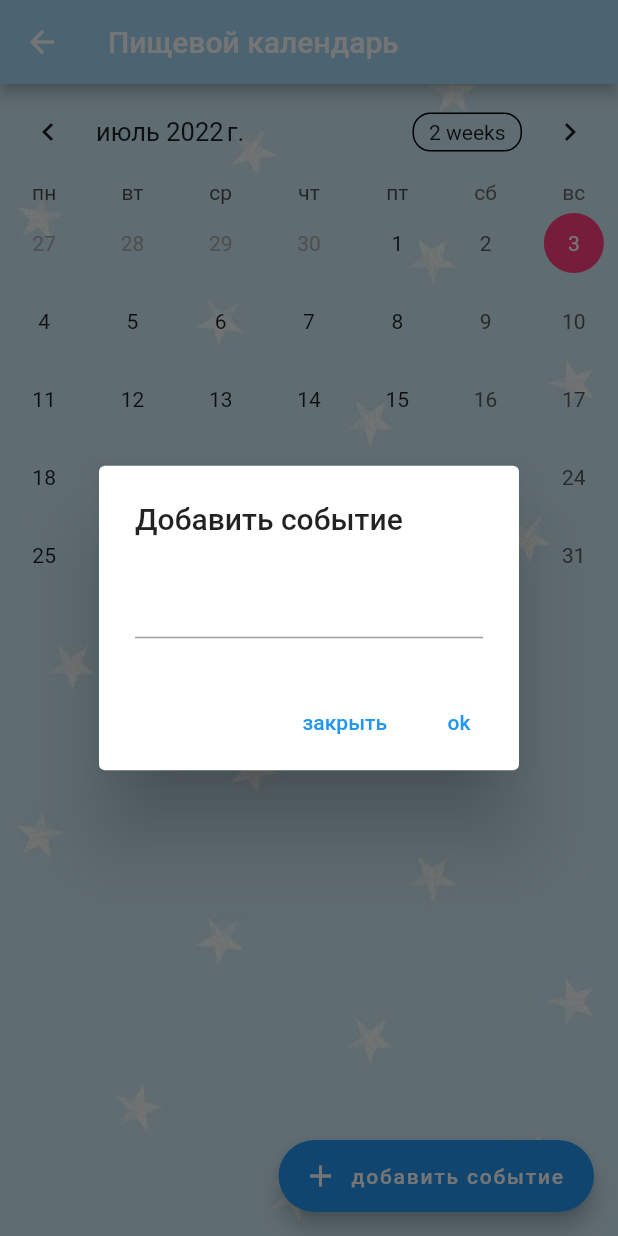
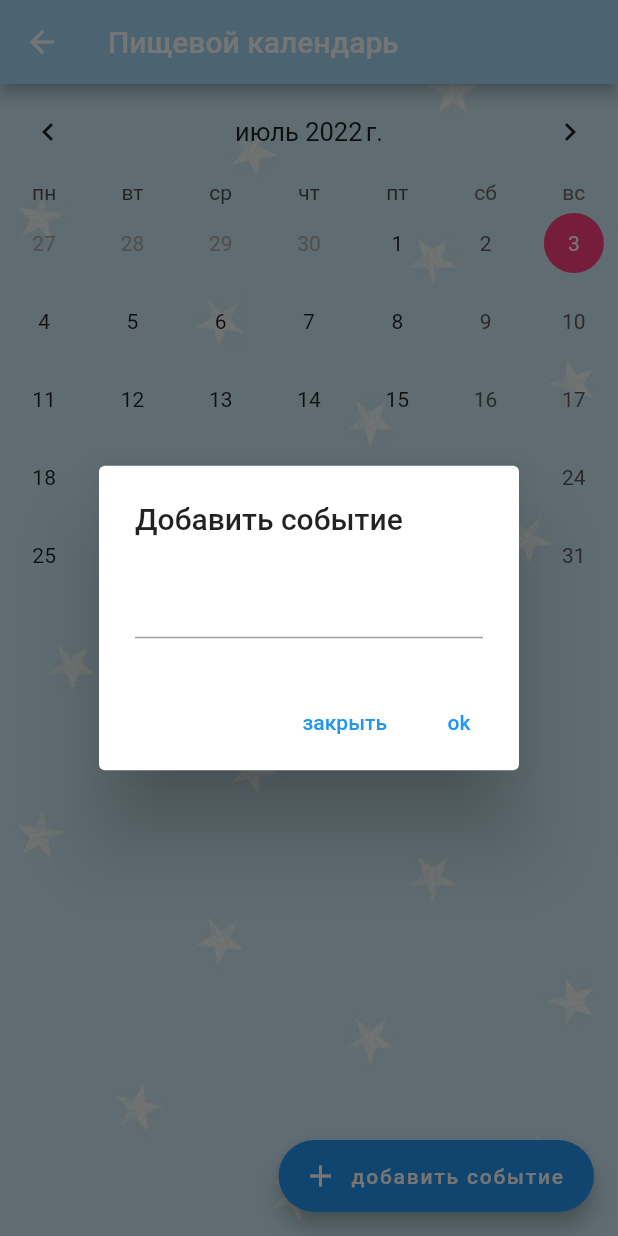
Before and after one commit to TagaevaMaria/diary_baby, a Flutter app: the ScreenAllergy screen opened by its route, after a tap on "добавить событие", on a phone screen of 412 x 824 dp. Run offline on Flutter 3.47's test engine with Material 2 defaults, Android fonts, the phone set to English and light mode, and no system bars; drawn by our look-alikes of table_calendar.

Commit message:
[dev]календарь на экарне "screen allergy"

```diff
--- /dev/null
+++ b/lib/screen_allergy/calendar_allergy.dart
@@ -0,0 +1,76 @@
+import 'package:flutter/material.dart';
+import 'package:table_calendar/table_calendar.dart';
+
+import 'event.dart';
+
+class CalendarAllergy extends StatefulWidget {
+  const CalendarAllergy({Key? key}) : super(key: key);
+
+  @override
+  _CalendarAllergyState createState() => _CalendarAllergyState();
+}
+
+class _CalendarAllergyState extends State<CalendarAllergy> {
+  late Map<DateTime, List<Event>> selectedEvents;
+  CalendarFormat format = CalendarFormat.month;
+  DateTime selectedDay = DateTime.now();
+  DateTime focusedDay = DateTime.now();
+  TextEditingController _eventcontroller = TextEditingController();
+  @override
+  void initState() {
+    selectedEvents = {};
+    super.initState();
+  }
+
+  List<Event> _getEventsfromDay(DateTime date) {
+    return selectedEvents[date] ?? [];
+  }
+
+  @override
+  void dispose() {
+    _eventcontroller.dispose();
+    super.dispose();
+  }
+
+  Widget build(BuildContext context) {
+    return TableCalendar(
+      locale: 'ru_RU',
+      focusedDay: selectedDay,
+      firstDay: DateTime(2000),
+      lastDay: DateTime(2050),
+      calendarFormat: format,
+      onFormatChanged: (CalendarFormat _format) {
+        setState(() {
+          format = _format;
+        });
+      },
+      startingDayOfWeek: StartingDayOfWeek.monday,
+      daysOfWeekVisible: true,
+      onDaySelected: (DateTime selectdDay, DateTime focusDay) {
+        setState(() {
+          selectedDay = selectdDay;
+          focusedDay = focusDay;
+        });
+        print(focusDay);
+      },
+      selectedDayPredicate: (DateTime date) {
+        return isSameDay(selectedDay, date);
+      },
+      eventLoader: _getEventsfromDay,
+
+      /// стиль календаря
+      calendarStyle: const CalendarStyle(
+        isTodayHighlighted: true,
+        selectedDecoration:
+            BoxDecoration(color: Colors.pinkAccent, shape: BoxShape.circle),
+        selectedTextStyle: TextStyle(color: Colors.white),
+        todayDecoration:
+            BoxDecoration(color: Colors.blueAccent, shape: BoxShape.circle),
+      ),
+      headerStyle:
+
+          ///стиль заголовка
+          HeaderStyle(formatButtonVisible: false, titleCentered: true),
+    );
+  }
+}
--- a/lib/screen_allergy/screen_allergy.dart
+++ b/lib/screen_allergy/screen_allergy.dart
@@ -1,3 +1,4 @@
+import 'package:diary_baby/screen_allergy/calendar_allergy.dart';
 import 'package:diary_baby/screen_allergy/event.dart';
 import 'package:flutter/material.dart';
 import 'package:table_calendar/table_calendar.dart';
@@ -43,40 +44,9 @@ class _ScreenAllergyState extends State<ScreenAllergy> {
         ),
         body: Column(
           children: [
-            TableCalendar(
-              locale: 'ru_RU',
-              focusedDay: selectedDay,
-              firstDay: DateTime(2000),
-              lastDay: DateTime(2050),
-              calendarFormat: format,
-              onFormatChanged: (CalendarFormat _format) {
-                setState(() {
-                  format = _format;
-                });
-              },
-              startingDayOfWeek: StartingDayOfWeek.monday,
-              daysOfWeekVisible: true,
-              onDaySelected: (DateTime selectdDay, DateTime focusDay) {
-                setState(() {
-                  selectedDay = selectdDay;
-                  focusedDay = focusDay;
-                });
-                print(focusDay);
-              },
-              selectedDayPredicate: (DateTime date) {
-                return isSameDay(selectedDay, date);
-              },
-              eventLoader: _getEventsfromDay,
+            CalendarAllergy(),
 
-              /// стиль календаря
-              calendarStyle: const CalendarStyle(
-                  isTodayHighlighted: true,
-                  selectedDecoration: BoxDecoration(
-                      color: Colors.pinkAccent, shape: BoxShape.circle),
-                  selectedTextStyle: TextStyle(color: Colors.white),
-                  todayDecoration: BoxDecoration(
-                      color: Colors.blueAccent, shape: BoxShape.circle)),
-            ),
+            ///мой календарь
             ..._getEventsfromDay(selectedDay).map(
               (Event event) => ListTile(
                 title: Text(event.title),
@@ -88,7 +58,7 @@ class _ScreenAllergyState extends State<ScreenAllergy> {
           onPressed: () => showDialog(
             context: context,
             builder: (context) => AlertDialog(
-              title: Text('Добавить событие'),
+              title: const Text('Добавить событие'),
               content: TextFormField(
                 controller: _eventcontroller,
               ),
@@ -97,9 +67,9 @@ class _ScreenAllergyState extends State<ScreenAllergy> {
                     onPressed: () {
                       Navigator.pop(context);
                     },
-                    child: Text('закрыть')),
+                    child: const Text('закрыть')),
                 TextButton(
-                  child: Text('ok'),
+                  child: const Text('ok'),
                   onPressed: () {
                     if (_eventcontroller.text.isEmpty) {
                     } else {
@@ -123,7 +93,7 @@ class _ScreenAllergyState extends State<ScreenAllergy> {
             ),
           ),
           label: const Text('добавить событие'),
-          icon: Icon(Icons.add),
+          icon: const Icon(Icons.add),
         ),
       ),
     );
```
